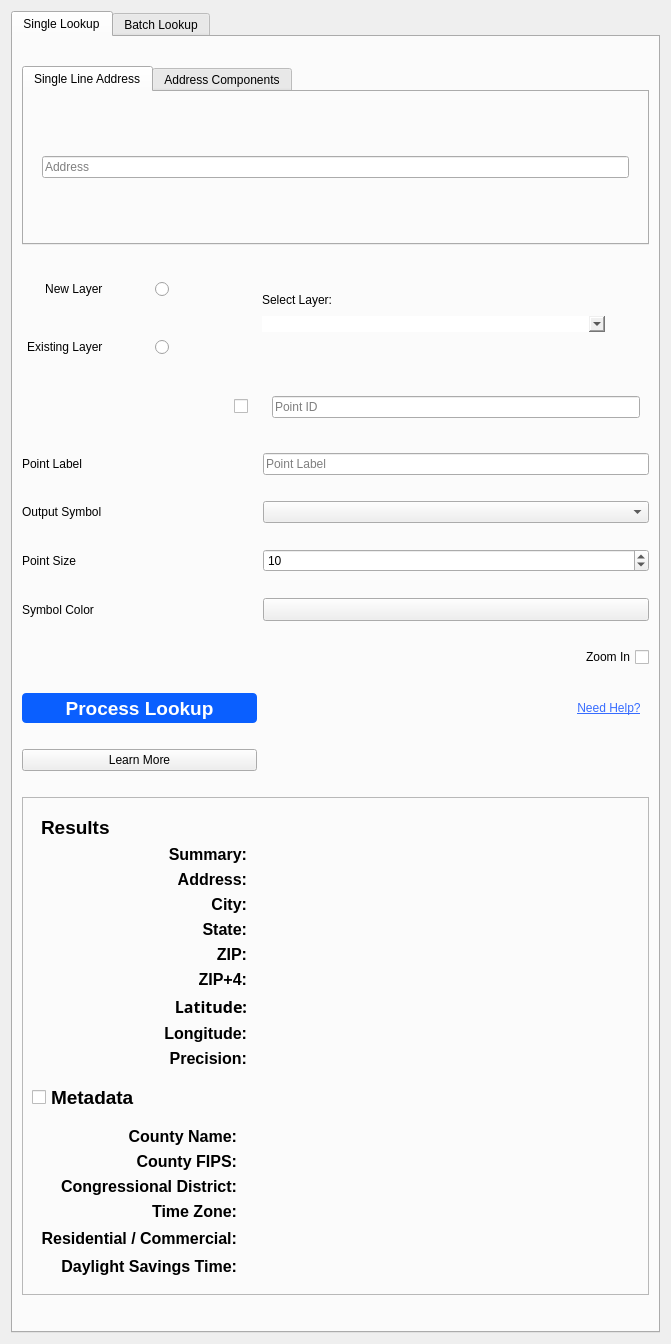
smarty/qgis-plugin, file smarty/smarty_dialog_base.ui: the form before one commit.
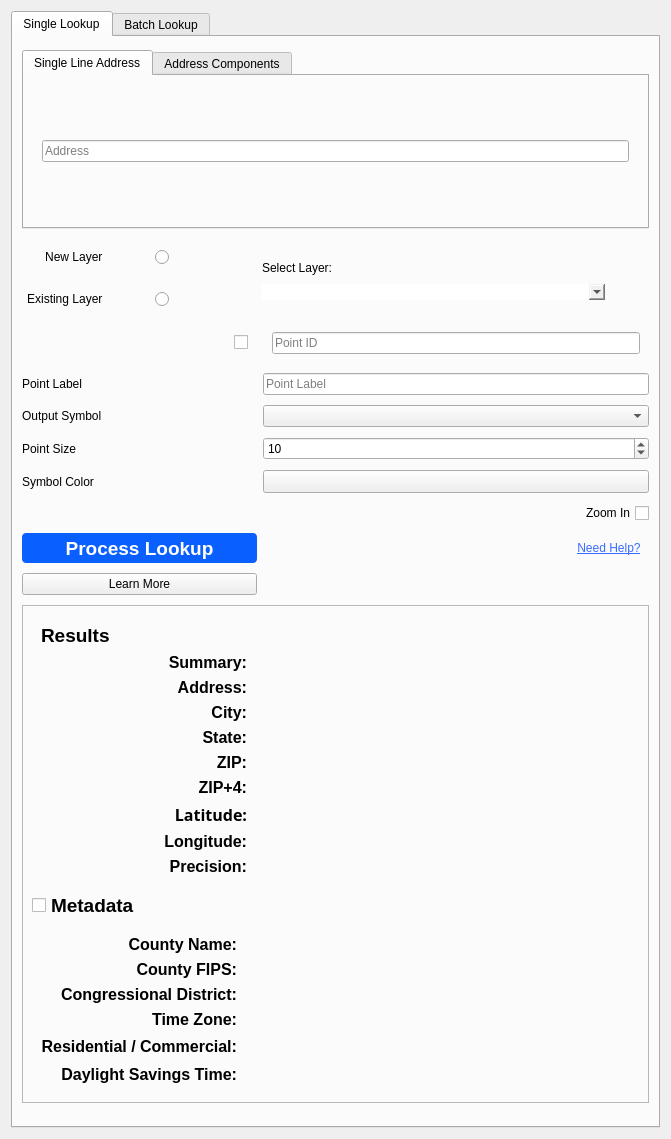
The form after the commit. Custom widgets are drawn as their Qt base class.

```diff
--- a/smarty/smarty_dialog_base.ui
+++ b/smarty/smarty_dialog_base.ui
@@ -7,7 +7,7 @@
     <x>0</x>
     <y>0</y>
     <width>671</width>
-    <height>1344</height>
+    <height>1139</height>
    </rect>
   </property>
   <property name="sizePolicy">
@@ -43,6 +43,11 @@
        <height>0</height>
       </size>
      </property>
+     <property name="font">
+      <font>
+       <family>Arial</family>
+      </font>
+     </property>
      <property name="layoutDirection">
       <enum>Qt::LeftToRight</enum>
      </property>
```
Left out of the diff: 7 changed lines with no effect on the pictures.
